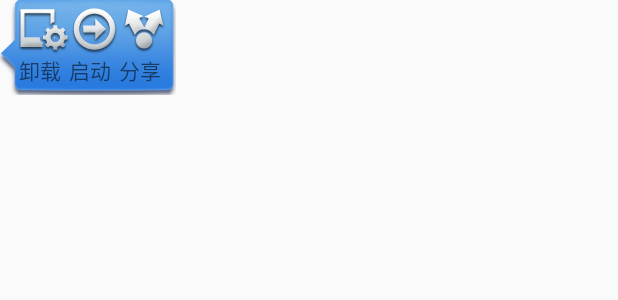
After one commit to lb2281075105/mobilesafe, an Android app: the layout popupwindow_layout.xml on its own in the app's theme, with its tools: preview values and no code run, on a phone screen of 412 x 824 dp. The commit adds this screen. Shown: the top 300 px of the screen. Run offline under Robolectric (Android 15) with nearby library versions, the phone set to English and light mode, and no system bars.

Commit message:
popupwindow 窗体

```diff
--- /dev/null
+++ b/app/src/main/res/layout/popupwindow_layout.xml
@@ -0,0 +1,28 @@
+<?xml version="1.0" encoding="utf-8"?>
+<LinearLayout xmlns:android="http://schemas.android.com/apk/res/android"
+    android:orientation="horizontal" android:layout_width="wrap_content"
+    android:layout_height="wrap_content"
+    android:background="@drawable/local_popup_bg">
+
+    <TextView
+        android:id="@+id/btn_uninstall"
+        android:text="卸载"
+        android:drawableTop="@drawable/img1"
+        android:layout_width="wrap_content"
+        android:layout_height="wrap_content"/>
+
+    <TextView
+        android:id="@+id/btn_qidong"
+        android:text="启动"
+        android:drawableTop="@drawable/img2"
+        android:layout_width="wrap_content"
+        android:layout_height="wrap_content"/>
+
+    <TextView
+        android:id="@+id/btn_share"
+        android:text="分享"
+        android:drawableTop="@drawable/img3"
+        android:layout_width="wrap_content"
+        android:layout_height="wrap_content"/>
+
+</LinearLayout>
```
Also changed, not shown: app/src/main/java/com/itheima/mobilesafe/activity/AppManagerActivity.java (+79 -1 lines), app/src/main/res/drawable-hdpi/img1.png (added), app/src/main/res/drawable-hdpi/img2.png (added), app/src/main/res/drawable-hdpi/img3.png (added), app/src/main/res/drawable-hdpi/local_popup_bg.png (added).
